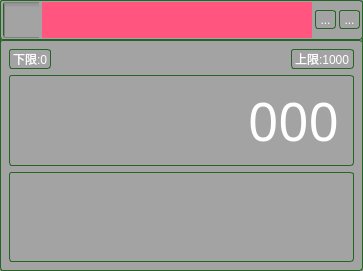
byteman/bullet, file channelwidget.ui: the form before one commit.
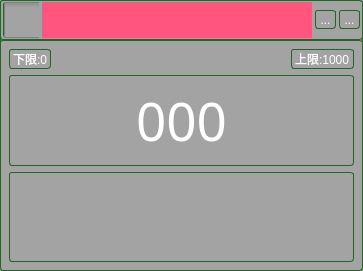
The form after the commit. Icons and pictures are not drawn. Custom widgets are drawn as their Qt base class.

```diff
--- a/channelwidget.ui
+++ b/channelwidget.ui
@@ -249,7 +249,7 @@
          <string>000</string>
         </property>
         <property name="alignment">
-         <set>Qt::AlignRight|Qt::AlignTrailing|Qt::AlignVCenter</set>
+         <set>Qt::AlignCenter</set>
         </property>
        </widget>
       </item>
```
